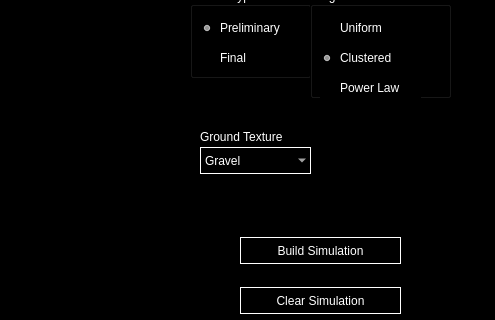
First picture: the form in src/rover_gui_plugin.ui, repository BCLab-UNM/SwarmathonIV-Cabrillo-Public, before the edit; both pictures show x 0 to 495 and y 119 to 439 of the 1024 by 800 pixel window.
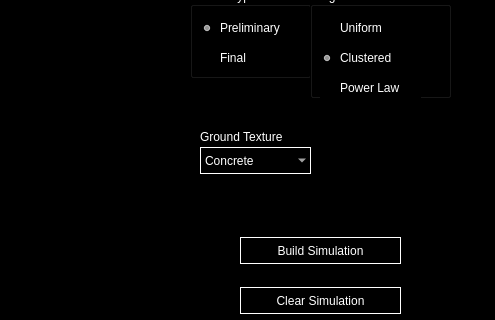
Second picture: the form after the edit. The open tabs and pages were chosen to show the change. Icons and pictures are not drawn. Custom widgets are drawn as their Qt base class.

Commit message:
Added white disk at collection point and Kennedy carpark texture.
Made the KSC car park image the default texture. The collection point disk is 0.5 m in radius and is static so it doesn't slip when the rovers drive over it.

```diff
--- a/src/rover_gui_plugin.ui
+++ b/src/rover_gui_plugin.ui
@@ -421,6 +421,11 @@
 border-color: rgb(255, 255, 255);
 border: 1px solid white; </string>
       </property>
+      <item>
+       <property name="text">
+        <string>Concrete</string>
+       </property>
+      </item>
       <item>
        <property name="text">
         <string>Gravel</string>
```
Left out of the diff: 7 changed lines with no effect on the pictures. The commit also changes 1 other file.
